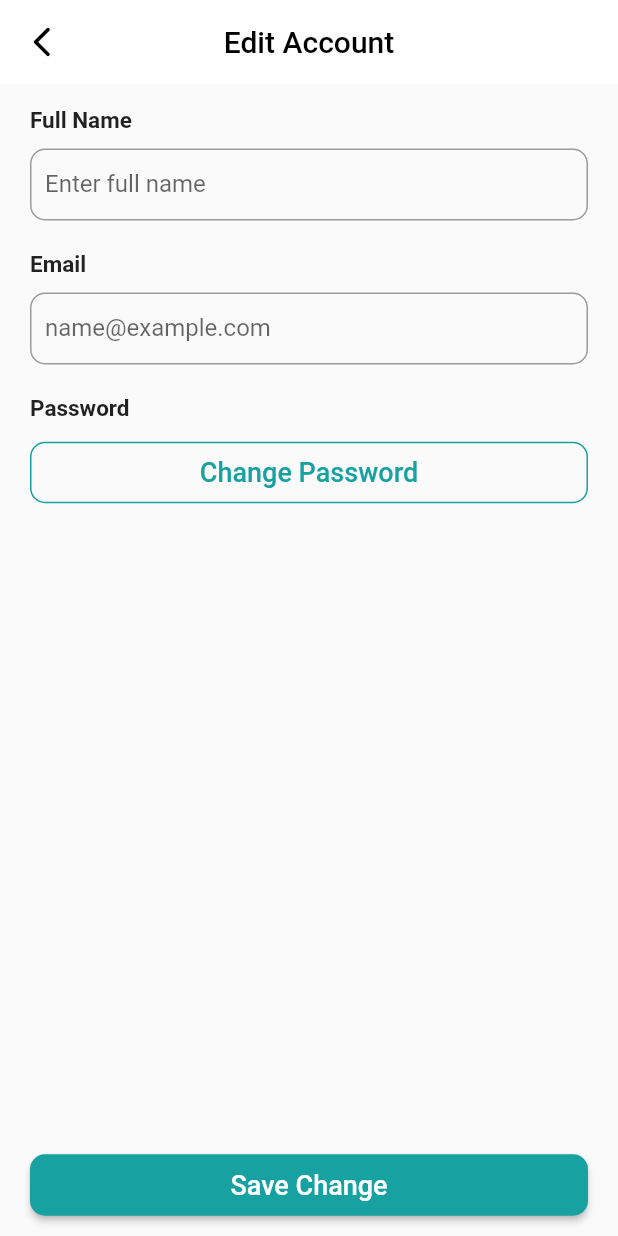
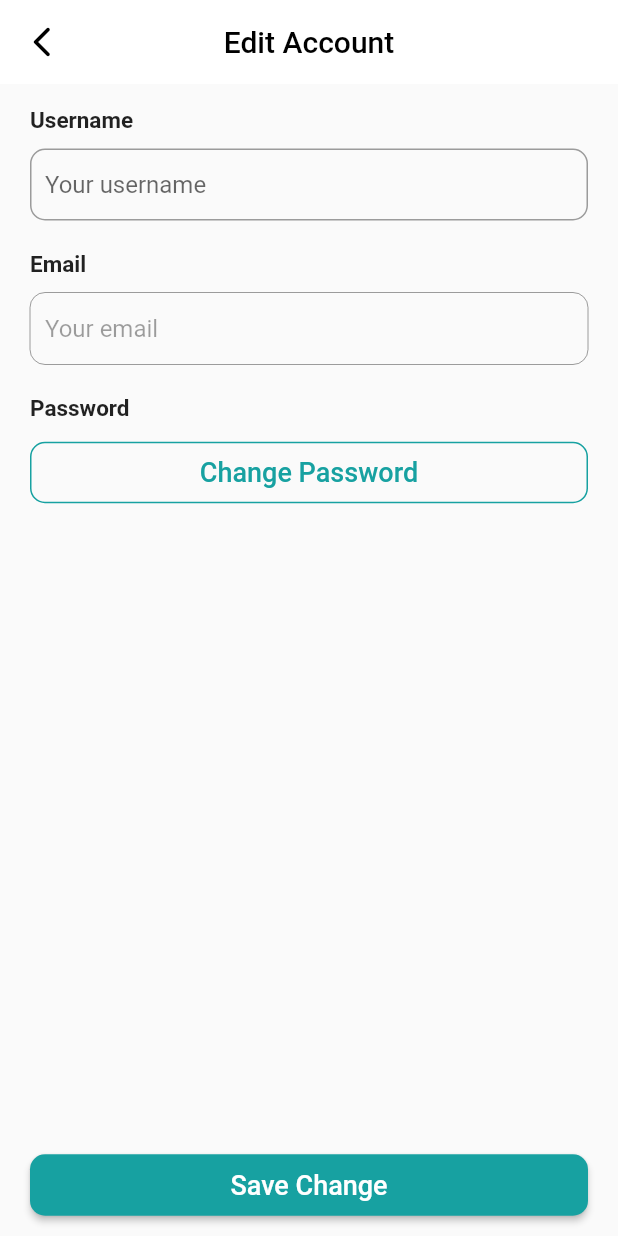
Before and after one commit to halinhit02/task_manager, a Flutter app: the MyProfile screen opened directly, after a tap on "Edit Profile", on a phone screen of 412 x 824 dp. Run offline on Flutter 3.47's test engine with Material 2 defaults, Android fonts, the phone set to English and light mode, and no system bars; our stand-ins replace date_picker_timeline, dropdown_button2, firebase_auth, firebase_core, firebase_database, flutter_bloc and 3 more; missing offline and left inert: flutter_clean_calendar; accounts and stored records are empty; network calls fail.

Commit message:
edit profile and authentication

```diff
--- a/lib/model/app_user.dart
+++ b/lib/model/app_user.dart
@@ -10,7 +10,7 @@ class AppUser {
       required this.email,
       required this.photoURL});
 
-  factory AppUser.fromMap(Map<dynamic, String> map) => AppUser(
+  factory AppUser.fromMap(Map<dynamic, dynamic> map) => AppUser(
         uid: map['uid'] ?? '',
         username: map['username'] ?? '',
         email: map['email'] ?? '',
--- a/lib/repository/auth_repos.dart
+++ b/lib/repository/auth_repos.dart
@@ -6,6 +6,13 @@ import '../model/app_user.dart';
 
 class AuthRepos {
   final FirebaseAuth _auth = FirebaseAuth.instance;
+  static AuthRepos? _authRepos;
+
+  static AuthRepos instance() {
+   _authRepos ??= AuthRepos();
+    return _authRepos!;
+  }
+
   final GoogleSignIn _googleSignIn = GoogleSignIn(
     scopes: [
       'email',
@@ -107,7 +114,7 @@ class AuthRepos {
   }
 
   Future<void> signOut() async {
-    await _googleSignIn.signOut();
+    _googleSignIn.signOut();
     await _auth.signOut();
   }
 }
--- a/lib/repository/database_repos.dart
+++ b/lib/repository/database_repos.dart
@@ -9,7 +9,12 @@ import '../model/task.dart';
 
 class DatabaseRepo {
   final FirebaseDatabase _database = FirebaseDatabase.instance;
-  final AuthRepos _authRepos = AuthRepos();
+  static DatabaseRepo? _databaseRepo;
+
+  static DatabaseRepo instance() {
+    _databaseRepo ??= DatabaseRepo();
+    return _databaseRepo!;
+  }
 
   /// *
   ///  This function is used to save user information
@@ -21,20 +26,41 @@ class DatabaseRepo {
         .set(appUser.toMap());
   }
 
+  Future<AppUser?> getUserInfo() async {
+    try {
+      var appUser = await AuthRepos.instance().getCurrentUser();
+      if (appUser == null) {
+        return null;
+      }
+      var snapshot = await _database
+          .ref()
+          .child(AppConstants.APP_USERS_KEY)
+          .child(appUser.uid)
+          .get();
+      if (snapshot.exists && snapshot.value != null) {
+        return AppUser.fromMap(snapshot.value as Map);
+      }
+      return Future.error(AppConstants.errorOccurred);
+    } catch (e) {
+      print(e);
+      return Future.error(e);
+    }
+  }
+
   /// *
   ///  This function is used to update new user information
-  Future updateUserInfo(AppUser appUser) {
+  Future updateUserInfo(String uid, String username) {
     return _database
         .ref()
         .child(AppConstants.APP_USERS_KEY)
-        .child(appUser.uid)
-        .update(appUser.toMap());
+        .child(uid)
+        .update({AppConstants.USERNAME_KEY: username});
   }
 
   /// *
   ///  This function is used to add new task to database
   Future setTask(Task task) async {
-    var user = await _authRepos.getCurrentUser();
+    var user = await AuthRepos.instance().getCurrentUser();
     if (user == null) {
       return Future.error('You need login to use this function.');
     }
@@ -52,7 +78,7 @@ class DatabaseRepo {
   ///  This function is used to get all task of one day
   ///  use DateTimeHelper.getCurrentDateMillis to get todayInMillis
   Future<List<Task>> getTasksByDate(int dayInMillis) async {
-    var user = await _authRepos.getCurrentUser();
+    var user = await AuthRepos.instance().getCurrentUser();
     if (user == null) {
       return Future.error('You need login to use this function.');
     }
@@ -79,7 +105,7 @@ class DatabaseRepo {
   ///  This function is used to get information of a task
   ///  dayInMillis is task's created date in millis of time
   Future<Task> getTaskInfo(String taskId, int dayInMillis) async {
-    var user = await _authRepos.getCurrentUser();
+    var user = await AuthRepos.instance().getCurrentUser();
     if (user == null) {
       return Future.error('You need login to use this function.');
     }
@@ -102,7 +128,7 @@ class DatabaseRepo {
   /// *
   ///  This function is used to update a task
   Future updateTask(Task task) async {
-    var user = await _authRepos.getCurrentUser();
+    var user = await AuthRepos.instance().getCurrentUser();
     if (user == null) {
       return Future.error('You need login to use this function.');
     }
@@ -119,7 +145,7 @@ class DatabaseRepo {
   /// *
   ///  This function is used to remove a task
   Future deleteTask(Task task) async {
-    var user = await _authRepos.getCurrentUser();
+    var user = await AuthRepos.instance().getCurrentUser();
     if (user == null) {
       return Future.error('You need login to use this function.');
     }
@@ -136,7 +162,7 @@ class DatabaseRepo {
   // *
   ///  This function is used to set a new task to database
   Future<void> setTaskComment(Comment comment, String taskId) async {
-    var user = await _authRepos.getCurrentUser();
+    var user = await AuthRepos.instance().getCurrentUser();
     if (user == null) {
       return Future.error('You need login to use this function.');
     }
@@ -156,7 +182,7 @@ class DatabaseRepo {
   // *
   ///  This function is used to get list of task comment by task id
   Future<List<Comment>> getListTaskComment(String taskId) async {
-    var user = await _authRepos.getCurrentUser();
+    var user = await AuthRepos.instance().getCurrentUser();
     if (user == null) {
       return Future.error('You need login to use this function.');
     }
@@ -186,7 +212,7 @@ class DatabaseRepo {
   // *
   ///  This function is used to remove a comment of task
   Future<void> deleteTaskComment(Comment comment, String taskId) async {
-    var user = await _authRepos.getCurrentUser();
+    var user = await AuthRepos.instance().getCurrentUser();
     if (user == null) {
       return Future.error('You need login to use this function.');
     }
--- a/lib/screen/profile/screen/profile_screen.dart
+++ b/lib/screen/profile/screen/profile_screen.dart
@@ -1,6 +1,9 @@
 import 'package:flutter/material.dart';
 import 'package:flutter_bloc/flutter_bloc.dart';
+import 'package:thuc_tap_chuyen_nganh/helper/dialog_helper.dart';
+import 'package:thuc_tap_chuyen_nganh/model/app_user.dart';
 import 'package:thuc_tap_chuyen_nganh/repository/auth_repos.dart';
+import 'package:thuc_tap_chuyen_nganh/repository/database_repos.dart';
 import 'package:thuc_tap_chuyen_nganh/screen/login/bloc/login_bloc.dart';
 import 'package:thuc_tap_chuyen_nganh/screen/login/screen/login_screen.dart';
 import 'package:thuc_tap_chuyen_nganh/screen/profile/screen/widget/edit_profile.dart';
@@ -33,6 +36,14 @@ class _MyProfileState extends State<MyProfile> {
             const SizedBox(
               height: 10,
             ),
+            FutureBuilder<AppUser?>(
+                future: DatabaseRepo.instance().getUserInfo(),
+                builder: (context, snapshot) {
+                  if (snapshot.hasError) {
+                    DialogHelper.showSnackBar(context, snapshot.error.toString());
+                  }
+                  return Column(
+                    children: [
                       Center(
                         child: ClipRRect(
                           borderRadius: BorderRadius.circular(50),
@@ -48,9 +59,9 @@ class _MyProfileState extends State<MyProfile> {
                         height: 10,
                       ),
                       Text(
-              'Hà Linh',
+                        snapshot.data?.username ?? '',
                         textAlign: TextAlign.center,
-              style: TextStyle(
+                        style: const TextStyle(
                             fontSize: 17,
                             fontWeight: FontWeight.bold,
                             color: Colors.black),
@@ -59,10 +70,13 @@ class _MyProfileState extends State<MyProfile> {
                         height: 5,
                       ),
                       Text(
-              'admin@halinhit.com',
+                        snapshot.data?.email ?? '',
                         textAlign: TextAlign.center,
-              style: TextStyle(color: Colors.grey),
+                        style: const TextStyle(color: Colors.grey),
                       ),
+                    ],
+                  );
+                }),
             const SizedBox(
               height: 15,
             ),
@@ -126,7 +140,7 @@ class _MyProfileState extends State<MyProfile> {
               icon: Icons.logout,
               title: 'Log Out',
               subIcon: Icons.navigate_next,
-              onTap: () => AuthRepos().signOut().then(
+              onTap: () => AuthRepos.instance().signOut().then(
                     (value) => Navigator.of(context).pushReplacement(
                       MaterialPageRoute(
                           builder: (_) => BlocProvider(
--- a/lib/screen/profile/screen/widget/edit_profile.dart
+++ b/lib/screen/profile/screen/widget/edit_profile.dart
@@ -1,5 +1,9 @@
-import 'package:flutter/cupertino.dart';
 import 'package:flutter/material.dart';
+import 'package:thuc_tap_chuyen_nganh/helper/dialog_helper.dart';
+import 'package:thuc_tap_chuyen_nganh/repository/database_repos.dart';
+
+import '../../../../model/app_user.dart';
+import '../../../../repository/auth_repos.dart';
 
 class MyEditProfile extends StatefulWidget {
   const MyEditProfile({Key? key}) : super(key: key);
@@ -9,6 +13,9 @@ class MyEditProfile extends StatefulWidget {
 }
 
 class _MyEditProfileState extends State<MyEditProfile> {
+  TextEditingController usernameController = TextEditingController();
+  TextEditingController emailController = TextEditingController();
+
   @override
   Widget build(BuildContext context) {
     return Scaffold(
@@ -30,7 +37,21 @@ class _MyEditProfileState extends State<MyEditProfile> {
         ),
         centerTitle: true,
       ),
-      body: Padding(
+      body: FutureBuilder<AppUser?>(
+          future: AuthRepos.instance().getCurrentUser(),
+          builder: (context, snapshot) {
+            if (snapshot.connectionState != ConnectionState.done) {
+              return const Center(
+                child: CircularProgressIndicator(),
+              );
+            }
+            if (snapshot.hasError) {
+              DialogHelper.showSnackBar(context, snapshot.error.toString());
+            }
+            usernameController.text =
+                snapshot.data?.username ?? 'Your username';
+            emailController.text = snapshot.data?.email ?? 'Your email';
+            return Padding(
               padding: const EdgeInsets.symmetric(horizontal: 20),
               child: Stack(
                 children: [
@@ -41,20 +62,22 @@ class _MyEditProfileState extends State<MyEditProfile> {
                         height: 15,
                       ),
                       const Text(
-                  "Full Name",
-                  style: TextStyle(fontWeight: FontWeight.bold, fontSize: 15),
+                        "Username",
+                        style: TextStyle(
+                            fontWeight: FontWeight.bold, fontSize: 15),
                       ),
                       const SizedBox(
                         height: 10,
                       ),
                       TextField(
-                  controller: TextEditingController(),
+                        controller: usernameController,
                         decoration: const InputDecoration(
-                      contentPadding:
-                          EdgeInsets.symmetric(vertical: 10, horizontal: 10),
-                      labelText: 'Enter full name',
+                            contentPadding: EdgeInsets.symmetric(
+                                vertical: 10, horizontal: 10),
+                            hintText: 'Your username',
                             border: OutlineInputBorder(
-                        borderRadius: BorderRadius.all(Radius.circular(10)),
+                              borderRadius:
+                                  BorderRadius.all(Radius.circular(10)),
                             )),
                       ),
                       const SizedBox(
@@ -62,19 +85,22 @@ class _MyEditProfileState extends State<MyEditProfile> {
                       ),
                       const Text(
                         "Email",
-                  style: TextStyle(fontWeight: FontWeight.bold, fontSize: 15),
+                        style: TextStyle(
+                            fontWeight: FontWeight.bold, fontSize: 15),
                       ),
                       const SizedBox(
                         height: 10,
                       ),
                       TextField(
-                  controller: TextEditingController(),
+                        controller: emailController,
+                        enabled: false,
                         decoration: const InputDecoration(
-                      contentPadding:
-                          EdgeInsets.symmetric(vertical: 10, horizontal: 10),
-                      labelText: 'name@example.com',
+                            contentPadding: EdgeInsets.symmetric(
+                                vertical: 10, horizontal: 10),
+                            hintText: 'Your email',
                             border: OutlineInputBorder(
-                        borderRadius: BorderRadius.all(Radius.circular(10)),
+                              borderRadius:
+                                  BorderRadius.all(Radius.circular(10)),
                             )),
                       ),
                       const SizedBox(
@@ -82,14 +108,16 @@ class _MyEditProfileState extends State<MyEditProfile> {
                       ),
                       const Text(
                         "Password",
-                  style: TextStyle(fontWeight: FontWeight.bold, fontSize: 15),
+                        style: TextStyle(
+                            fontWeight: FontWeight.bold, fontSize: 15),
                       ),
                       const SizedBox(
                         height: 10,
                       ),
                       MaterialButton(
                         onPressed: () {},
-                  padding: const EdgeInsets.symmetric(horizontal: 15, vertical: 10),
+                        padding: const EdgeInsets.symmetric(
+                            horizontal: 15, vertical: 10),
                         shape: RoundedRectangleBorder(
                             side: BorderSide(
                               color: Theme.of(context).primaryColor,
@@ -103,7 +131,8 @@ class _MyEditProfileState extends State<MyEditProfile> {
                           child: Text(
                             'Change Password',
                             style: TextStyle(
-                          color: Theme.of(context).primaryColor, fontSize: 18),
+                                color: Theme.of(context).primaryColor,
+                                fontSize: 18),
                           ),
                         ),
                       ),
@@ -111,12 +140,34 @@ class _MyEditProfileState extends State<MyEditProfile> {
                   ),
                   Positioned(
                     bottom: 10,
-              left: 0, right: 0,
+                    left: 0,
+                    right: 0,
                     child: MaterialButton(
-                onPressed: () {},
+                      onPressed: () {
+                        if (usernameController.text.isEmpty) {
+                          DialogHelper.showSnackBar(
+                            context,
+                            'Enter your username.',
+                            isError: false,
+                          );
+                          return;
+                        } else {
+                          DialogHelper.showLoadingDialog(context);
+                          DatabaseRepo.instance()
+                              .updateUserInfo(snapshot.data?.uid ?? 'WRONGKEY',
+                                  usernameController.text)
+                              .then((value) {
+                            Navigator.pop(context);
+                            DialogHelper.showSnackBar(
+                                context, 'Edit your account successful.');
+                          }).catchError((e) {
+                            Navigator.pop(context);
+                            DialogHelper.showSnackBar(context, e.toString());
+                          });
+                        }
+                      },
                       color: Theme.of(context).primaryColor,
-                padding:
-                const EdgeInsets.symmetric(vertical: 10),
+                      padding: const EdgeInsets.symmetric(vertical: 10),
                       shape: const RoundedRectangleBorder(
                           borderRadius: BorderRadius.all(
                         Radius.circular(10),
@@ -126,15 +177,15 @@ class _MyEditProfileState extends State<MyEditProfile> {
                         alignment: Alignment.center,
                         child: const Text(
                           'Save Change',
-                    style: TextStyle(
-                        color: Colors.white, fontSize: 18),
+                          style: TextStyle(color: Colors.white, fontSize: 18),
                         ),
                       ),
                     ),
                   ),
                 ],
               ),
-      ),
+            );
+          }),
     );
   }
 }
--- a/lib/util/app_constants.dart
+++ b/lib/util/app_constants.dart
@@ -12,4 +12,5 @@ class AppConstants {
   static const APP_USERS_KEY = 'AppUsers';
   static const TASKS_KEY = 'Tasks';
   static const COMMENTS_KEY = 'Comments';
+  static const USERNAME_KEY = 'username';
 }
--- a/pubspec.yaml
+++ b/pubspec.yaml
@@ -19,7 +19,7 @@ publish_to: 'none' # Remove this line if you wish to publish to pub.dev
 version: 1.0.0+1
 
 environment:
-  sdk: '>=2.19.4 <3.0.0'
+  sdk: '>=2.19.0 <3.0.0'
 
 # Dependencies specify other packages that your package needs in order to work.
 # To automatically upgrade your package dependencies to the latest versions
```
Also changed, not shown: lib/screen/home/home_screen.dart (+12 -5 lines), lib/screen/login/screen/login_screen.dart (+20 -17 lines), lib/screen/login/screen/sign_in_screen.dart (+18 -10 lines), lib/screen/splash/splash_screen.dart (+24 -12 lines), pubspec.lock, 3 other files. Lines whose indentation alone changed are shown as unchanged.
